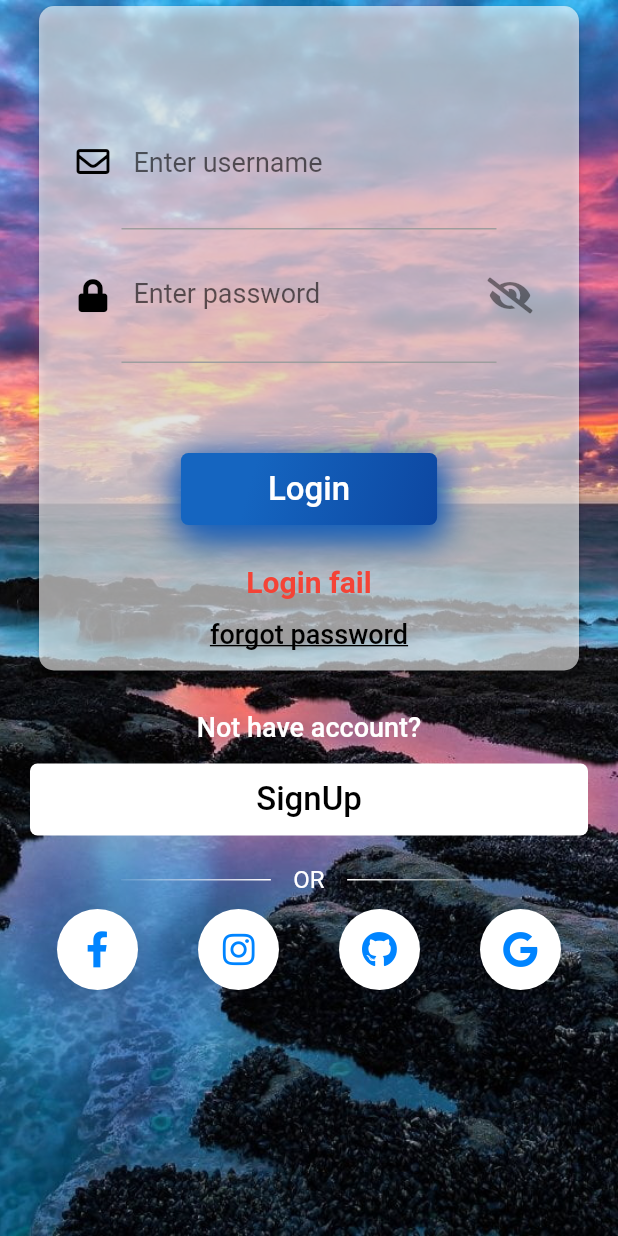
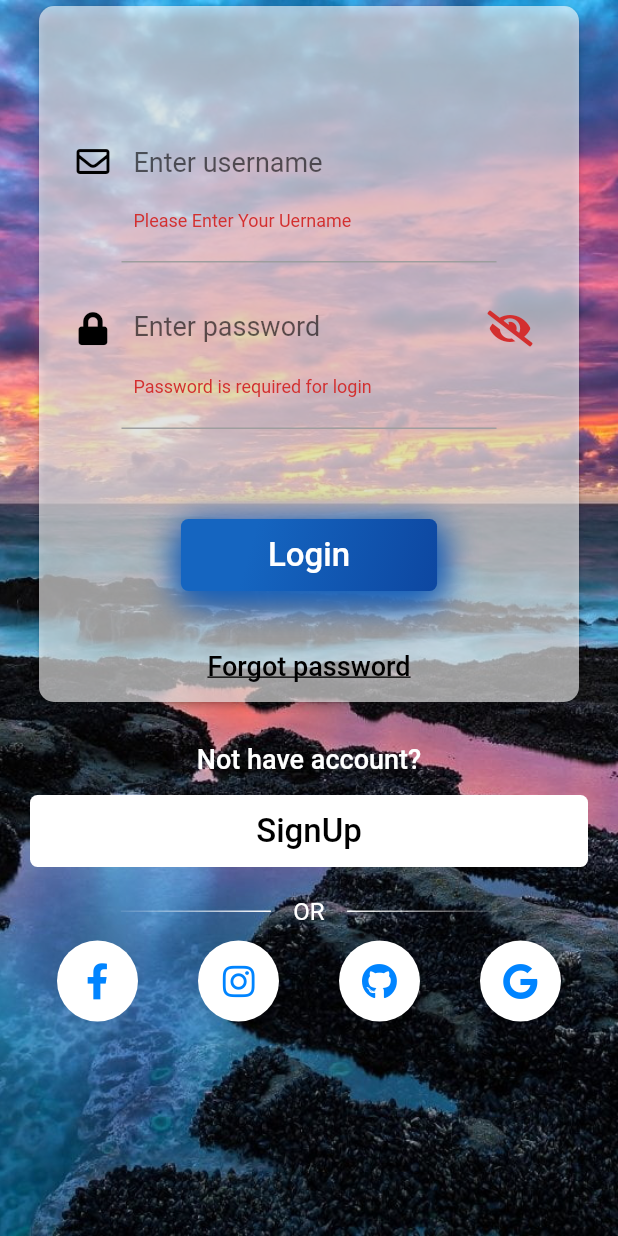
Before and after one commit to PhungKhaHao-CDTH19PMC/Travel, a Flutter app: the screen it shows after launch, after a tap on "Login", on a phone screen of 412 x 824 dp. Run offline on Flutter 3.47's test engine with Material 2 defaults, Android fonts, the phone set to English and light mode, and no system bars; our stand-ins replace cloud_firestore, firebase_auth, firebase_core, fluttertoast, font_awesome_flutter; missing offline and left inert: map_launcher; accounts and stored records are empty; network calls fail; Roboto replaces fonts that are missing (SignikaRegular, SignikaSemiBold, WorkSansMedium).

```diff
--- a/lib/screens/signin.dart
+++ b/lib/screens/signin.dart
@@ -33,8 +33,25 @@ class LoginState extends State<Login> {
   String b = '';
   String c = '';
   String? errorMessage;
+  int t = 0;
   @override
   Widget build(BuildContext context) {
+    Widget okButton = TextButton(
+      child: Text("OK"),
+      onPressed: () {
+        Navigator.pop(context);
+      },
+    );
+    AlertDialog alert = AlertDialog(
+      title: Text("Sai thông tin"),
+      content: Text(
+        "Vui lòng kiểm tra lại thông tin tài khoản!",
+        style: TextStyle(color: Colors.red),
+      ),
+      actions: [
+        okButton,
+      ],
+    );
     return Container(
       decoration: BoxDecoration(
         image: DecorationImage(
@@ -76,16 +93,16 @@ class LoginState extends State<Login> {
                               child: TextFormField(
                                 controller: usernameController,
                                 validator: (value) {
-                                  if (value == null) {
-                                    return ("Please Enter Your Email");
+                                  if (value == "") {
+                                    return ("Please Enter Your Uername");
                                   }
+                                  return "";
                                   // reg expression for email validation
-                                  if (!RegExp(
-                                          "^[a-zA-Z0-9+_.-]+@[a-zA-Z0-9.-]+.[a-z]")
-                                      .hasMatch(value)) {
-                                    return ("Please Enter a valid email");
-                                  }
-                                  return null;
+                                  // if (!RegExp(
+                                  //         "^[a-zA-Z0-9+_.-]+@[a-zA-Z0-9.-]+.[a-z]")
+                                  //     .hasMatch(value)) {
+                                  //   return ("Please Enter a valid email");
+                                  // }
                                 },
                                 onSaved: (value) {
                                   usernameController.text = value!;
@@ -124,12 +141,13 @@ class LoginState extends State<Login> {
                                 controller: passwordController,
                                 validator: (value) {
                                   RegExp regex = new RegExp(r'^.{6,}$');
-                                  if (value == null) {
+                                  if (value == "") {
                                     return ("Password is required for login");
                                   }
-                                  if (!regex.hasMatch(value)) {
-                                    return ("Enter Valid Password(Min. 6 Character)");
-                                  }
+                                  return "";
+                                  // if (!regex.hasMatch(value)) {
+                                  //   return ("Enter Valid Password(Min. 6 Character)");
+                                  // }
                                 },
                                 onSaved: (value) {
                                   passwordController.text = value!;
@@ -206,6 +224,11 @@ class LoginState extends State<Login> {
                                   ),
                                 ),
                                 onPressed: () {
+                                  if (usernameController.text == '' ||
+                                      passwordController.text == '') {
+                                    signIn(usernameController.text,
+                                        passwordController.text);
+                                  }
                                   API(
                                           url:
                                               "http://10.0.2.2/doan/api/dang_nhap.php/?username=" +
@@ -215,14 +238,12 @@ class LoginState extends State<Login> {
                                       .getDataString()
                                       .then((value) {
                                     s = json.decode(value);
+                                    c = value;
                                     a = s.elementAt(0)["username"].toString();
                                     b = s.elementAt(0)["password"].toString();
-
                                     if (a == usernameController.text &&
                                         b == passwordController.text) {
                                       setState(() {
-                                        c = "";
-                                      });
                                         Navigator.push(
                                             context,
                                             MaterialPageRoute(
@@ -231,27 +252,16 @@ class LoginState extends State<Login> {
                                                           .elementAt(0)["id"]
                                                           .toString(),
                                                     )));
+                                      });
                                     }
-                                  });
-                                  setState(() {
-                                    c = "Login fail";
                                   });
                                 },
                               ),
                             ),
                             Container(
-                              child: Text(
-                                c,
-                                style: TextStyle(
-                                    fontWeight: FontWeight.bold,
-                                    color: Colors.red,
-                                    fontSize: 20),
-                              ),
-                            ),
-                            Container(
                               child: FlatButton(
                                 child: Text(
-                                  'forgot password',
+                                  'Forgot password',
                                   style: TextStyle(
                                       decoration: TextDecoration.underline,
                                       color: Colors.black,
@@ -439,4 +449,8 @@ class LoginState extends State<Login> {
       ),
     );
   }
+
+  void signIn(String email, String password) async {
+    if (_formKey.currentState!.validate()) {}
   }
+}
```
Also changed, not shown: lib/screens/profile.dart (+71 -49 lines), lib/screens/signup.dart (+49 -14 lines). Lines whose indentation alone changed are shown as unchanged.
